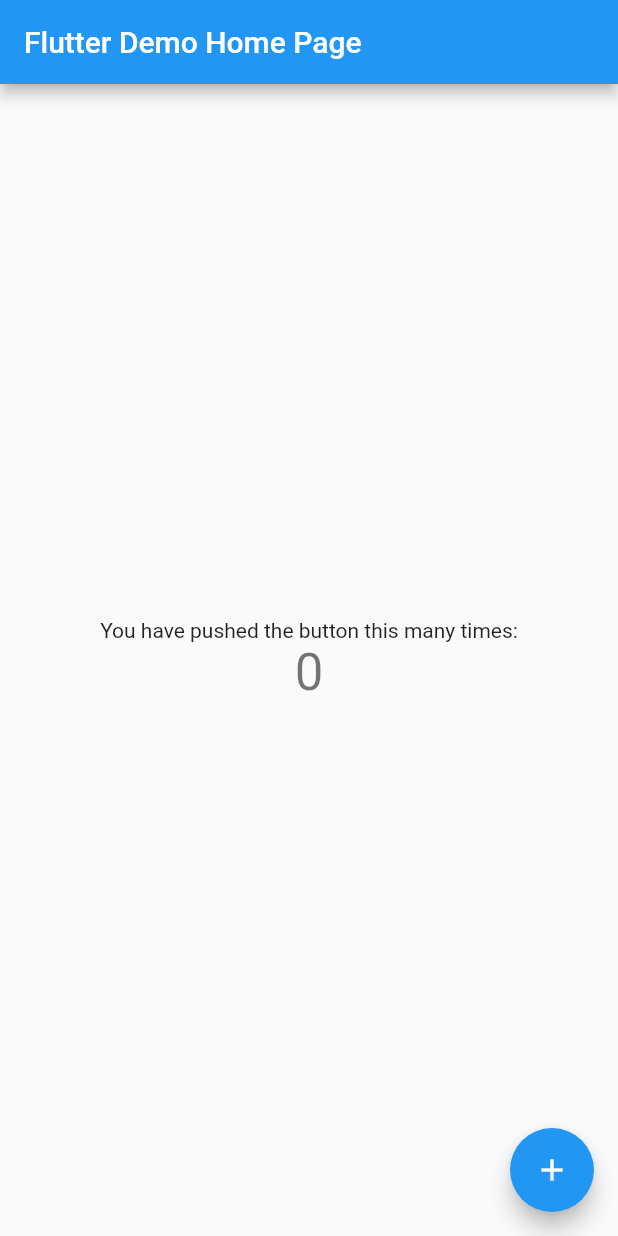
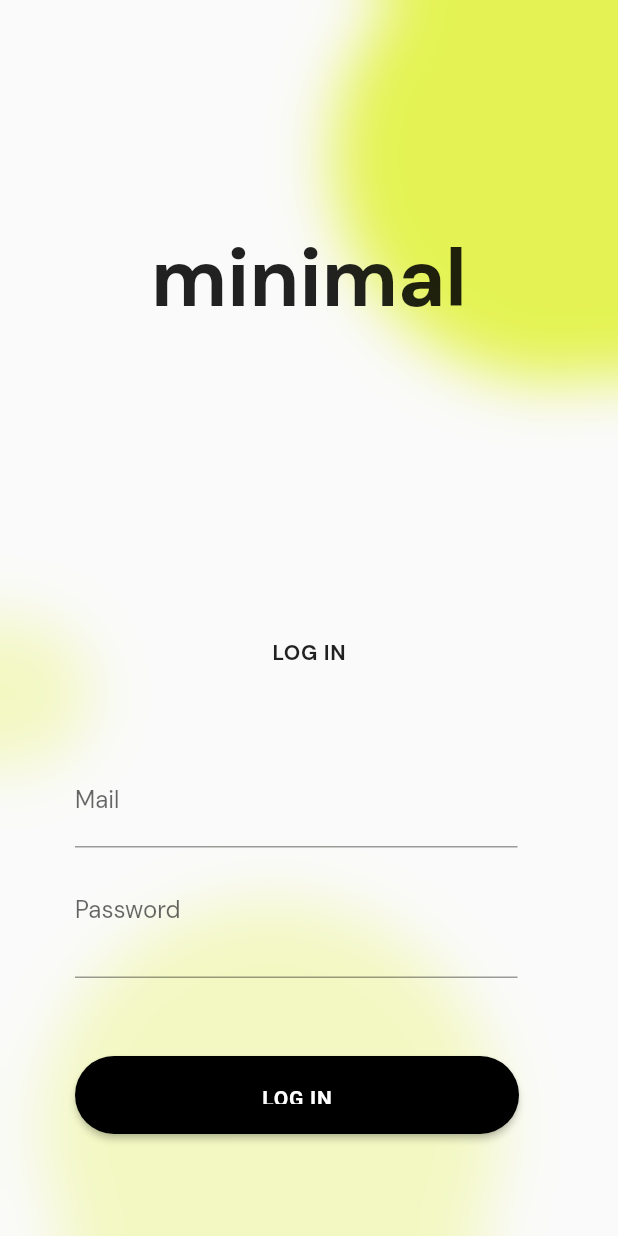
Before and after one commit to milodude/Minimal, a Flutter app: the screen it shows after launch, on a phone screen of 412 x 824 dp. Run offline on Flutter 3.47's test engine with Material 2 defaults, Android fonts, the phone set to English and light mode, and no system bars; our stand-ins replace dartz, equatable, google_fonts, simple_animations.

Commit message:
10 - Login page design

```diff
--- /dev/null
+++ b/lib/features/login/presentation/pages/login_page.dart
@@ -0,0 +1,205 @@
+import 'dart:ui';
+
+import 'package:flutter/material.dart';
+import 'package:google_fonts/google_fonts.dart';
+import 'package:simple_animations/simple_animations.dart';
+
+class LoginPage extends StatefulWidget {
+  const LoginPage({Key? key}) : super(key: key);
+
+  @override
+  State<LoginPage> createState() => _LoginPageState();
+}
+
+class _LoginPageState extends State<LoginPage> {
+  bool passEnabled = true;
+
+  @override
+  Widget build(BuildContext context) {
+    final isKeyBoardOpen = MediaQuery.of(context).viewInsets.bottom != 0;
+    final keyboardHeight = MediaQuery.of(context).viewInsets.bottom;
+
+    return Scaffold(
+      body: SafeArea(
+          child: Container(
+        width: MediaQuery.of(context).size.width,
+        height: MediaQuery.of(context).size.height,
+        child: Stack(
+          children: [
+            Positioned(
+                left: MediaQuery.of(context).size.width - 190,
+                top: -50,
+                child: Container(
+                  width: 300,
+                  height: 309,
+                  decoration: const BoxDecoration(
+                      shape: BoxShape.circle,
+                      color: Color.fromRGBO(228, 243, 83, 1)),
+                )),
+            Positioned(
+                top: MediaQuery.of(context).size.height / 2,
+                left: -40,
+                child: Container(
+                  width: 100,
+                  height: 100,
+                  decoration: const BoxDecoration(
+                      shape: BoxShape.circle,
+                      color: Color.fromRGBO(228, 243, 83, 0.33)),
+                )),
+            Positioned(
+                top: 600,
+                left: 20,
+                child: Container(
+                  width: MediaQuery.of(context).size.width - 90,
+                  height: 305,
+                  decoration: const BoxDecoration(
+                      shape: BoxShape.circle,
+                      color: Color.fromRGBO(228, 243, 83, 0.33)),
+                )),
+            Positioned.fill(
+                child: BackdropFilter(
+              filter: ImageFilter.blur(sigmaX: 20, sigmaY: 20),
+              child: Container(
+                color: Colors.transparent,
+              ),
+            )),
+            Visibility(
+              visible: !isKeyBoardOpen,
+              child: Positioned.fill(
+                child: Padding(
+                  padding: const EdgeInsets.only(top: 150.0),
+                  child: Align(
+                    alignment: Alignment.topCenter,
+                    child: PlayAnimation<double>(
+                      tween: Tween(begin: 0.0, end: 1.0),
+                      duration: const Duration(seconds: 1),
+                      builder: (context, child, value) {
+                        return Opacity(
+                          opacity: value,
+                          child: const Text(
+                            'minimal',
+                            style: TextStyle(
+                                fontSize: 54, fontWeight: FontWeight.bold),
+                          ),
+                        );
+                      },
+                    ),
+                  ),
+                ),
+              ),
+            ),
+            Visibility(
+              visible: !isKeyBoardOpen,
+              child: Positioned.fill(
+                top: MediaQuery.of(context).size.height - 398,
+                child: Align(
+                  alignment: Alignment.topCenter,
+                  child: PlayAnimation<double>(
+                    tween: Tween(begin: 0.0, end: 1.0),
+                    duration: const Duration(seconds: 3),
+                    builder: (context, child, value) {
+                      return Opacity(
+                        opacity: value,
+                        child: Text(
+                          'LOG IN',
+                          style: GoogleFonts.dmSans(
+                              fontSize: 14,
+                              fontWeight: FontWeight.bold,
+                              letterSpacing: 0.5),
+                        ),
+                      );
+                    },
+                  ),
+                ),
+              ),
+            ),
+            Positioned(
+                top: !isKeyBoardOpen
+                  ? MediaQuery.of(context).size.height - 320
+                  : MediaQuery.of(context).size.height - 320 - keyboardHeight,
+              //top:MediaQuery.of(context).size.height - 320,
+              child:  const Padding(
+                padding: EdgeInsets.only(left: 50.0, right: 50),
+                child: Align(
+                  alignment: Alignment.topCenter,
+                  child: SizedBox(
+                    width: 295,
+                    height: 100,
+                    child: TextField(
+                      decoration: InputDecoration(
+                        labelText: 'Mail',
+                      ),
+                    ),
+                  ),
+                ),
+              ),
+            ),
+            Positioned(
+              top: !isKeyBoardOpen
+                  ? MediaQuery.of(context).size.height - 260
+                  : MediaQuery.of(context).size.height - 260 - keyboardHeight,
+              child: Padding(
+                padding: EdgeInsets.only(
+                    left: 50.0,
+                    right: 50,
+                    bottom: MediaQuery.of(context).viewInsets.bottom),
+                child: Align(
+                  alignment: Alignment.topCenter,
+                  child: SizedBox(
+                     width: 295,
+                    height: 100,
+                    child: TextField(
+                      obscureText: passEnabled,
+                      decoration: InputDecoration(
+                          labelText: 'Password',
+                          suffix: IconButton(
+                              onPressed: () {
+                                setState(() {
+                                  passEnabled = passEnabled ? false : true;
+                                });
+                              },
+                              icon: Icon(passEnabled == true
+                                  ? Icons.remove_red_eye
+                                  : Icons.password))),
+                    ),
+                  ),
+                ),
+              ),
+            ),
+            Positioned(
+              top: !isKeyBoardOpen
+                  ? MediaQuery.of(context).size.height - 120
+                  : MediaQuery.of(context).size.height - 120 - keyboardHeight,
+              child: Padding(
+                padding: EdgeInsets.only(
+                    left: 50.0,
+                    right: 50,
+                    bottom: MediaQuery.of(context).viewInsets.bottom),
+                child: Align(
+                  alignment: Alignment.topCenter,
+                  child: ElevatedButton(
+                    onPressed: () {},
+                    style: ElevatedButton.styleFrom(
+                      primary: Colors.black,
+                      padding: const EdgeInsets.symmetric(
+                          horizontal: 50, vertical: 20),
+                      fixedSize: const Size(296, 52),
+                      shape: RoundedRectangleBorder(
+                          borderRadius: BorderRadius.circular(50)),
+                      textStyle: const TextStyle(
+                          fontSize: 14, fontWeight: FontWeight.bold),
+                    ),
+                    child: const Text(
+                      'LOG IN',
+                      style: TextStyle(letterSpacing: 0.5),
+                    ),
+                  ),
+                ),
+              ),
+            ),
+          ],
+        ),
+      )),
+    );
+  }
+}
--- a/lib/main.dart
+++ b/lib/main.dart
@@ -1,4 +1,6 @@
+import 'package:coda_test/features/login/presentation/pages/login_page.dart';
 import 'package:flutter/material.dart';
+import 'package:google_fonts/google_fonts.dart';
 
 void main() {
   runApp(const MyApp());
@@ -12,104 +14,11 @@ class MyApp extends StatelessWidget {
   Widget build(BuildContext context) {
     return MaterialApp(
       title: 'Flutter Demo',
-      theme: ThemeData(
-        // This is the theme of your application.
-        //
-        // Try running your application with "flutter run". You'll see the
-        // application has a blue toolbar. Then, without quitting the app, try
-        // changing the primarySwatch below to Colors.green and then invoke
-        // "hot reload" (press "r" in the console where you ran "flutter run",
-        // or simply save your changes to "hot reload" in a Flutter IDE).
-        // Notice that the counter didn't reset back to zero; the application
-        // is not restarted.
-        primarySwatch: Colors.blue,
-      ),
-      home: const MyHomePage(title: 'Flutter Demo Home Page'),
+      debugShowCheckedModeBanner: false,
+      theme: ThemeData().copyWith(
+          textTheme:
+              GoogleFonts.dmSansTextTheme()),
+      home: const LoginPage(),
     );
   }
 }
-
-class MyHomePage extends StatefulWidget {
-  const MyHomePage({Key? key, required this.title}) : super(key: key);
-
-  // This widget is the home page of your application. It is stateful, meaning
-  // that it has a State object (defined below) that contains fields that affect
-  // how it looks.
-
-  // This class is the configuration for the state. It holds the values (in this
-  // case the title) provided by the parent (in this case the App widget) and
-  // used by the build method of the State. Fields in a Widget subclass are
-  // always marked "final".
-
-  final String title;
-
-  @override
-  State<MyHomePage> createState() => _MyHomePageState();
-}
-
-class _MyHomePageState extends State<MyHomePage> {
-  int _counter = 0;
-
-  void _incrementCounter() {
-    setState(() {
-      // This call to setState tells the Flutter framework that something has
-      // changed in this State, which causes it to rerun the build method below
-      // so that the display can reflect the updated values. If we changed
-      // _counter without calling setState(), then the build method would not be
-      // called again, and so nothing would appear to happen.
-      _counter++;
-    });
-  }
-
-  @override
-  Widget build(BuildContext context) {
-    // This method is rerun every time setState is called, for instance as done
-    // by the _incrementCounter method above.
-    //
-    // The Flutter framework has been optimized to make rerunning build methods
-    // fast, so that you can just rebuild anything that needs updating rather
-    // than having to individually change instances of widgets.
-    return Scaffold(
-      appBar: AppBar(
-        // Here we take the value from the MyHomePage object that was created by
-        // the App.build method, and use it to set our appbar title.
-        title: Text(widget.title),
-      ),
-      body: Center(
-        // Center is a layout widget. It takes a single child and positions it
-        // in the middle of the parent.
-        child: Column(
-          // Column is also a layout widget. It takes a list of children and
-          // arranges them vertically. By default, it sizes itself to fit its
-          // children horizontally, and tries to be as tall as its parent.
-          //
-          // Invoke "debug painting" (press "p" in the console, choose the
-          // "Toggle Debug Paint" action from the Flutter Inspector in Android
-          // Studio, or the "Toggle Debug Paint" command in Visual Studio Code)
-          // to see the wireframe for each widget.
-          //
-          // Column has various properties to control how it sizes itself and
-          // how it positions its children. Here we use mainAxisAlignment to
-          // center the children vertically; the main axis here is the vertical
-          // axis because Columns are vertical (the cross axis would be
-          // horizontal).
-          mainAxisAlignment: MainAxisAlignment.center,
-          children: <Widget>[
-            const Text(
-              'You have pushed the button this many times:',
-            ),
-            Text(
-              '$_counter',
-              style: Theme.of(context).textTheme.headline4,
-            ),
-          ],
-        ),
-      ),
-      floatingActionButton: FloatingActionButton(
-        onPressed: _incrementCounter,
-        tooltip: 'Increment',
-        child: const Icon(Icons.add),
-      ), // This trailing comma makes auto-formatting nicer for build methods.
-    );
-  }
-}
--- a/pubspec.yaml
+++ b/pubspec.yaml
@@ -13,8 +13,10 @@ dependencies:
   equatable: ^2.0.3
   flutter:
     sdk: flutter
+  google_fonts: ^3.0.1
   http: ^0.13.4
   mockito: ^5.2.0
+  simple_animations: ^4.1.0
 
 dev_dependencies:
   flutter_lints: ^2.0.0
```
Also changed, not shown: 3 other files.
